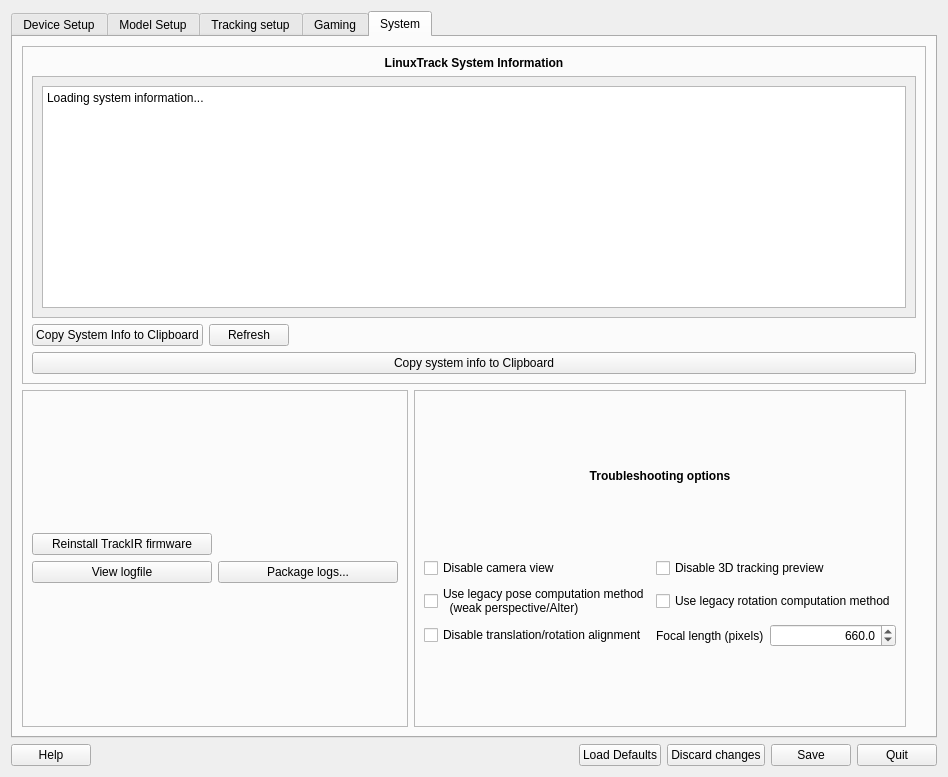
Above: src/qt_gui/ltr.ui from fwfa123/linuxtrackx-ir before the change. Below: the same form after it.
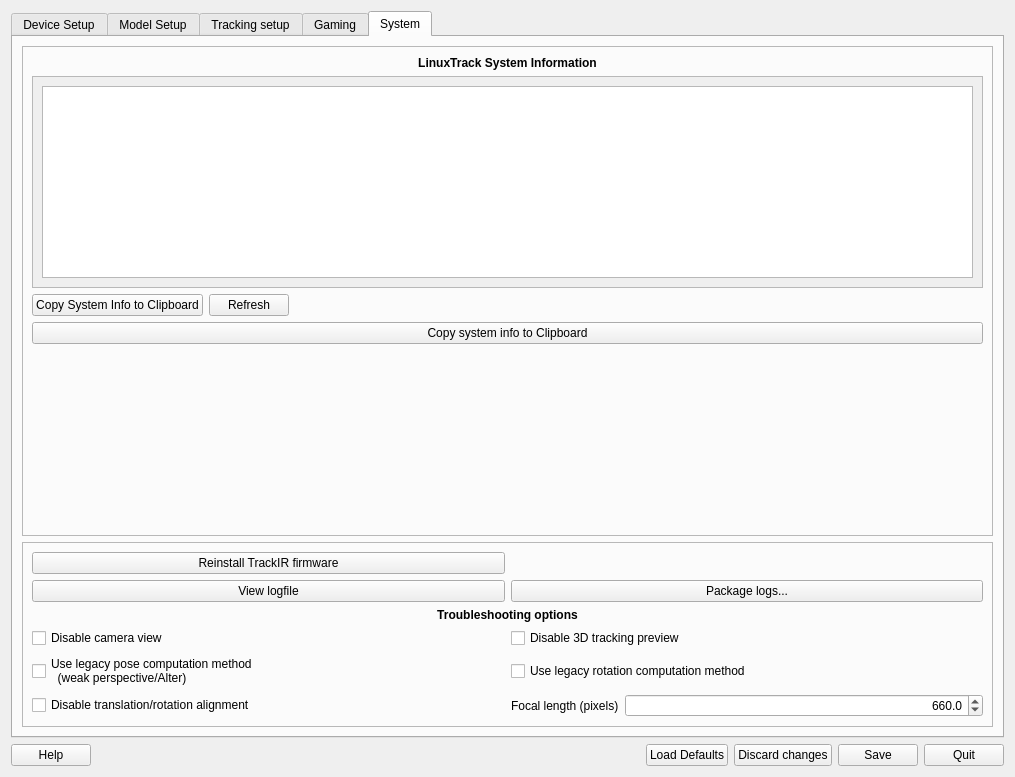
That is the form after the change. The open tabs and pages were chosen to show the change. Icons and pictures are not drawn.

The edit to the form file:
```diff
--- a/src/qt_gui/ltr.ui
+++ b/src/qt_gui/ltr.ui
@@ -6,7 +6,7 @@
    <rect>
     <x>0</x>
     <y>0</y>
-    <width>948</width>
+    <width>1015</width>
     <height>777</height>
    </rect>
   </property>
@@ -33,7 +33,7 @@
       </sizepolicy>
      </property>
      <property name="currentIndex">
-      <number>3</number>
+      <number>4</number>
      </property>
      <widget class="QWidget" name="tab">
       <attribute name="title">
@@ -257,8 +257,8 @@
               <rect>
                <x>0</x>
                <y>0</y>
-               <width>200</width>
-               <height>200</height>
+               <width>953</width>
+               <height>210</height>
               </rect>
              </property>
              <layout class="QVBoxLayout" name="verticalLayout_system_details">
@@ -273,7 +273,7 @@
                 <property name="readOnly">
                  <bool>true</bool>
                 </property>
-                <property name="text">
+                <property name="text" stdset="0">
                  <string>Loading system information...</string>
                 </property>
                </widget>
@@ -320,20 +320,33 @@
             </property>
            </widget>
           </item>
+          <item>
+           <spacer name="verticalSpacer_2">
+            <property name="orientation">
+             <enum>Qt::Vertical</enum>
+            </property>
+            <property name="sizeHint" stdset="0">
+             <size>
+              <width>20</width>
+              <height>40</height>
+             </size>
+            </property>
+           </spacer>
+          </item>
          </layout>
         </widget>
        </item>
        <item>
         <layout class="QHBoxLayout" name="horizontalLayout_7">
          <item>
-          <widget class="QFrame" name="frame_2">
+          <widget class="QFrame" name="frame_7">
            <property name="frameShape">
             <enum>QFrame::StyledPanel</enum>
            </property>
            <property name="frameShadow">
             <enum>QFrame::Raised</enum>
            </property>
-           <layout class="QVBoxLayout" name="verticalLayout_3">
+           <layout class="QVBoxLayout" name="verticalLayout_23">
             <item>
              <layout class="QGridLayout" name="gridLayout">
               <item row="1" column="0">
@@ -359,18 +372,6 @@
               </item>
              </layout>
             </item>
-           </layout>
-          </widget>
-         </item>
-         <item>
-          <widget class="QFrame" name="frame_7">
-            <property name="frameShape">
-             <enum>QFrame::StyledPanel</enum>
-            </property>
-            <property name="frameShadow">
-             <enum>QFrame::Raised</enum>
-            </property>
-            <layout class="QVBoxLayout" name="verticalLayout_23">
              <item>
               <widget class="QLabel" name="label">
                <property name="sizePolicy">
@@ -475,19 +476,6 @@
             </layout>
            </widget>
           </item>
-          <item>
-           <spacer name="verticalSpacer_2">
-            <property name="orientation">
-             <enum>Qt::Vertical</enum>
-            </property>
-            <property name="sizeHint" stdset="0">
-             <size>
-              <width>20</width>
-              <height>40</height>
-             </size>
-            </property>
-           </spacer>
-          </item>
          </layout>
         </item>
        </layout>
```
Lines whose indentation alone changed are shown as unchanged.
